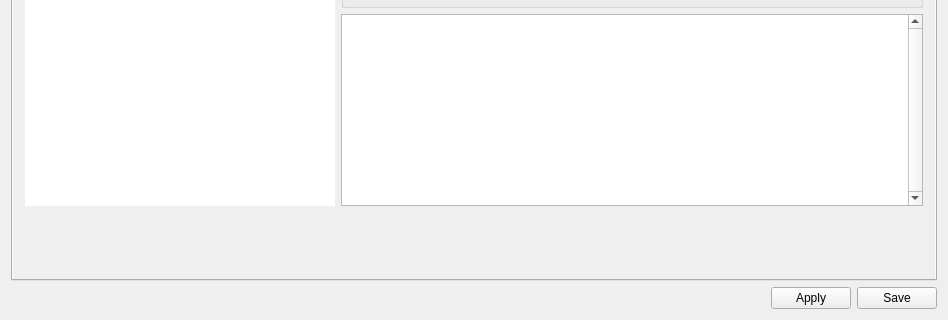
Qt form ground/gcs/src/plugins/config/revosensors.ui (librepilot/LibrePilot) before a commit; both pictures show x 0 to 948 and y 406 to 726 of the 948 by 726 pixel window.
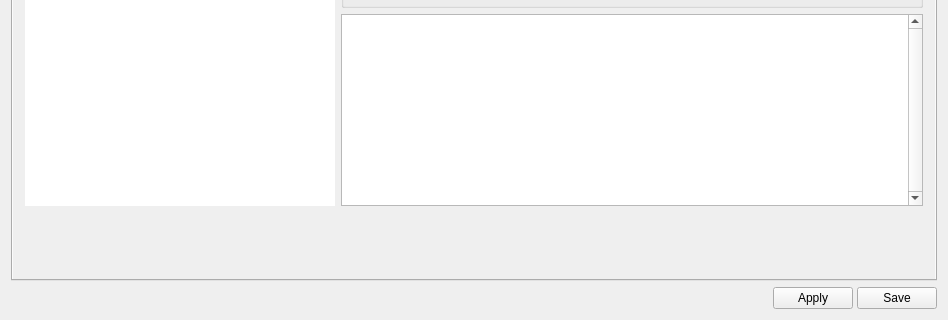
The same form after that commit. Icons and pictures are not drawn.

Commit message: LP-245 config: fix minor layout issue in revo sensor UI

What changed in the file:
```diff
--- a/ground/gcs/src/plugins/config/revosensors.ui
+++ b/ground/gcs/src/plugins/config/revosensors.ui
@@ -1751,6 +1751,9 @@
    </item>
    <item>
     <layout class="QHBoxLayout" name="submitButtons">
+     <property name="spacing">
+      <number>4</number>
+     </property>
      <item>
       <spacer name="horizontalSpacer">
        <property name="orientation">
```
